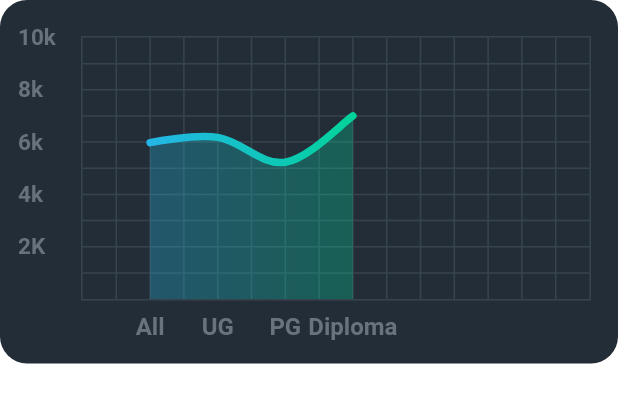
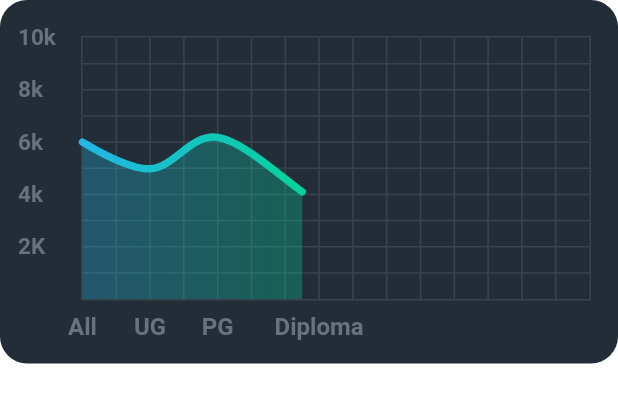
Before and after one commit to PiyushKarmhe/sihapp, a Flutter app: the LineGraph widget shown alone on an empty page, opened directly with empty values, on a phone screen of 412 x 824 dp. Shown: the top 403 px of the screen. Run offline on Flutter 3.47's test engine with Material 2 defaults, Android fonts, the phone set to English and light mode, and no system bars; drawn by our look-alikes of fl_chart; our stand-ins replace carousel_slider, custom_radio_grouped_button, flutter_svg, get, shared_preferences, shimmer; accounts and stored records are empty; project files that could hold a hidden picture were left out.

```diff
--- a/lib/view/widgets/graphs/line_chart_level.dart
+++ b/lib/view/widgets/graphs/line_chart_level.dart
@@ -60,16 +60,16 @@ class _LineGraphState extends State<LineGraph> {
     Widget text;
     //double purpose = divisionMade.toInt()/2;
     switch (divisionMade.toInt()) {
-      case 2:
+      case 0:
         text = const Text('All', style: style);
         break;
-      case 4:
+      case 2:
         text = const Text('UG', style: style);
         break;
-      case 6:
+      case 4:
         text = const Text('PG', style: style);
         break;
-      case 8:
+      case 7:
         text = const Text('Diploma', style: style);
         break;
       // case 8:
@@ -179,14 +179,15 @@ class _LineGraphState extends State<LineGraph> {
         LineChartBarData(
           spots: const [
             // spots,
-            // FlSpot(0, 6),
+            FlSpot(0, 6),
             // FlSpot(1, 4),
-            FlSpot(2, 5.98),
+            FlSpot(2, 4.98),
             FlSpot(4, 6.18),
             // FlSpot(5, 3.14),
-            FlSpot(6, 5.23),
+            // FlSpot(6, 5.23),
+            FlSpot(6.5, 4.1),
             // FlSpot(7, 8),
-            FlSpot(8, 7),
+            // FlSpot(8, 7),
           ],
           isCurved: true,
           gradient: LinearGradient(
```
